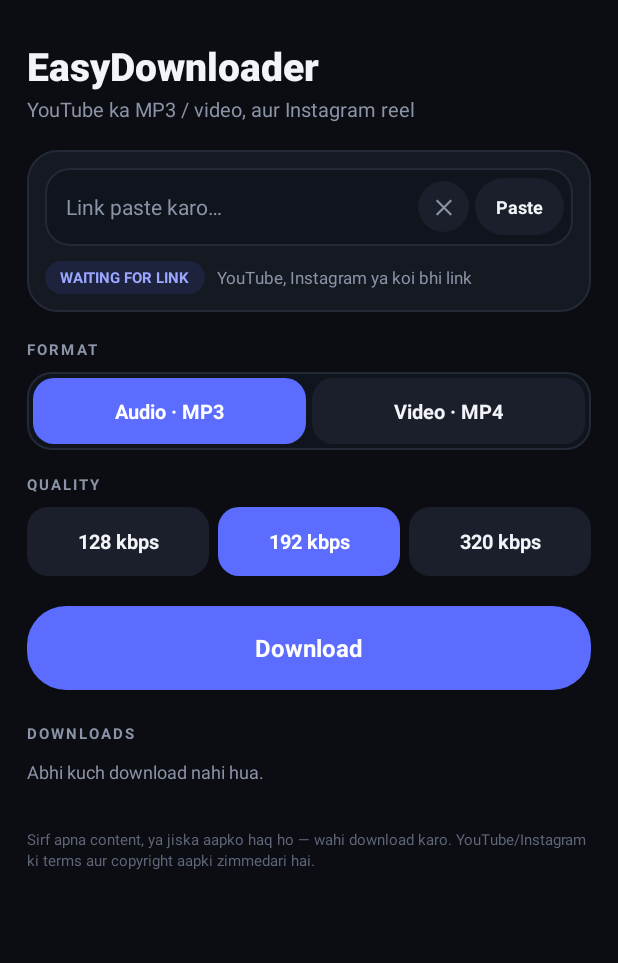
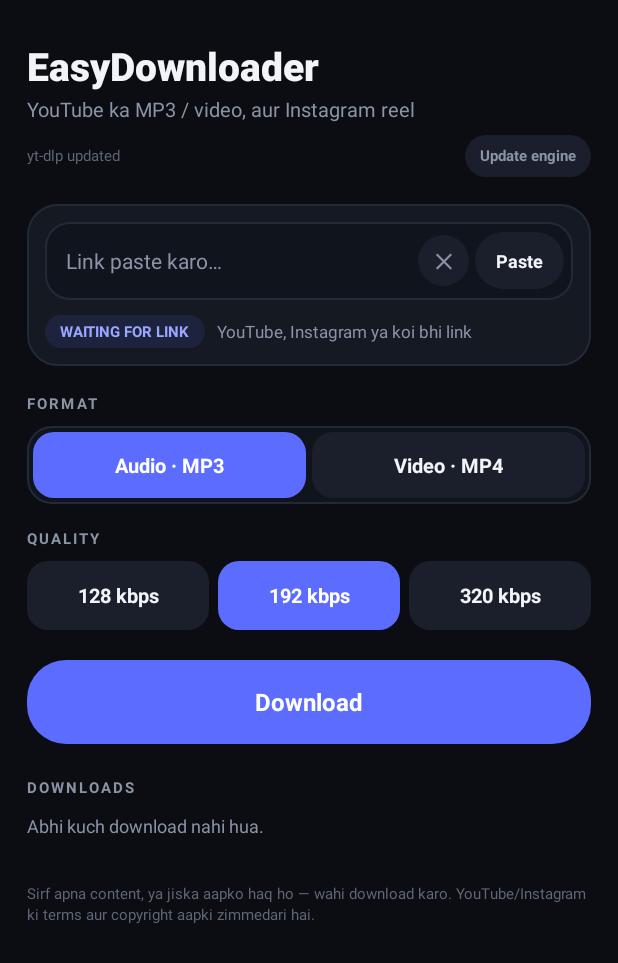
Before and after one commit to jatthemant-oss/easydownloader-, an Android app: the screen it shows after launch (MainActivity), on a phone screen of 412 x 824 dp. Shown: the top 963 px of the screen. Run offline under Robolectric (Android 15) with nearby library versions, the phone set to English and light mode, and no system bars; libraries missing offline, so code that uses them is left out: com.yausername.ffmpeg, com.yausername.youtubedl_android; 3 statements that could not run were skipped.

Commit message:
Retry without thumbnail/metadata, engine update button, full error

```diff
--- a/app/build.gradle
+++ b/app/build.gradle
@@ -12,7 +12,7 @@ android {
         minSdk 26
         targetSdk 28
         versionCode Integer.parseInt(System.getenv("GITHUB_RUN_NUMBER") ?: "1") + 300
-        versionName "1.1.0"
+        versionName "1.2.0"
         ndk { abiFilters 'arm64-v8a' }
     }
 
--- a/app/src/main/java/com/easydownloader/app/App.kt
+++ b/app/src/main/java/com/easydownloader/app/App.kt
@@ -2,13 +2,11 @@ package com.easydownloader.app
 
 import android.app.Application
 import android.content.Context
-import android.content.Context.MODE_PRIVATE
 import com.yausername.ffmpeg.FFmpeg
 import com.yausername.youtubedl_android.YoutubeDL
 
 /**
- * yt-dlp + ffmpeg ko ek hi baar load karta hai.
- * Download button tab tak dabata hai jab tak ye ready na ho.
+ * yt-dlp + ffmpeg ko ek hi baar load karta hai, aur yt-dlp ko update rakhta hai.
  */
 object Engine {
     @Volatile
@@ -19,6 +17,9 @@ object Engine {
     var error: String? = null
         private set
 
+    @Volatile
+    var note: String = "Engine shuru ho raha hai…"
+
     @Synchronized
     fun init(ctx: Context) {
         if (ready) return
@@ -27,20 +28,32 @@ object Engine {
             FFmpeg.getInstance().init(ctx)
             ready = true
             error = null
+            note = "Engine ready"
         } catch (e: Throwable) {
             error = e.message ?: "engine init failed"
+            note = "Engine fail: " + (e.message ?: "").take(80)
             return
         }
-        // yt-dlp ko din me ek baar update karte hain, taaki YouTube badalne par app chalti rahe
+        update(ctx, false)
+    }
+
+    /** yt-dlp ko naya version laata hai. force = true par roz ki limit ignore hoti hai. */
+    @Synchronized
+    fun update(ctx: Context, force: Boolean) {
         try {
-            val prefs = ctx.getSharedPreferences("easydl", MODE_PRIVATE)
+            val prefs = ctx.getSharedPreferences("easydl", Context.MODE_PRIVATE)
             val last = prefs.getLong("ytdlp_update", 0L)
-            if (System.currentTimeMillis() - last > 24L * 60L * 60L * 1000L) {
-                YoutubeDL.getInstance().updateYoutubeDL(ctx, YoutubeDL.UpdateChannel._STABLE)
-                prefs.edit().putLong("ytdlp_update", System.currentTimeMillis()).apply()
+            val day = 24L * 60L * 60L * 1000L
+            if (!force && System.currentTimeMillis() - last < day) {
+                note = "Engine ready"
+                return
             }
+            note = "yt-dlp update ho raha hai…"
+            YoutubeDL.getInstance().updateYoutubeDL(ctx, YoutubeDL.UpdateChannel._STABLE)
+            prefs.edit().putLong("ytdlp_update", System.currentTimeMillis()).apply()
+            note = "yt-dlp updated"
         } catch (e: Throwable) {
-            // internet nahi hai to purani yt-dlp se kaam chalega
+            note = "yt-dlp update fail: " + (e.message ?: "").take(70)
         }
     }
 }
--- a/app/src/main/java/com/easydownloader/app/MainActivity.kt
+++ b/app/src/main/java/com/easydownloader/app/MainActivity.kt
@@ -74,6 +74,14 @@ class MainActivity : AppCompatActivity() {
         b.chip3.setOnClickListener { pick(2) }
         b.btnDownload.setOnClickListener { start() }
 
+        b.btnUpdate.setOnClickListener {
+            b.engineInfo.text = "yt-dlp update ho raha hai…"
+            io.execute {
+                Engine.update(applicationContext, true)
+                ui.post { b.engineInfo.text = Engine.note }
+            }
+        }
+        ui.postDelayed({ b.engineInfo.text = Engine.note }, 1500)
         b.linkInput.setOnFocusChangeListener { _, _ -> detect() }
         setMode(true)
         pick(1)
@@ -240,21 +248,72 @@ class MainActivity : AppCompatActivity() {
         }
 
         io.execute {
-            var err: String? = null
+            var err: Throwable? = null
             try {
                 YoutubeDL.getInstance().execute(req, "easy-" + System.currentTimeMillis(), cb)
             } catch (e: Throwable) {
-                err = e.message ?: "download failed"
+                err = e
             }
+
+            // Pehli koshish me thumbnail/metadata embed fail ho jaye to bina uske dobara try karo
+            if (err != null && audioMode) {
+                ui.post { b.status.text = "Retry: bina thumbnail ke…" }
+                try {
+                    val r2 = buildRequest(url, dir, audioMode, false)
+                    YoutubeDL.getInstance().execute(r2, "easy2-" + System.currentTimeMillis(), cb)
+                    err = null
+                } catch (e: Throwable) {
+                    err = e
+                }
+            }
+
+            // Video me merge fail ho to best single file se try karo
+            if (err != null && !audioMode) {
+                ui.post { b.status.text = "Retry: single file…" }
+                try {
+                    val r3 = YoutubeDLRequest(url)
+                    r3.addOption("-o", File(dir, "%(title).80s.%(ext)s").absolutePath)
+                    r3.addOption("--no-mtime")
+                    r3.addOption("--no-playlist")
+                    r3.addOption("-f", "b[height<=$height]/b")
+                    YoutubeDL.getInstance().execute(r3, "easy3-" + System.currentTimeMillis(), cb)
+                    err = null
+                } catch (e: Throwable) {
+                    err = e
+                }
+            }
+
+            val msg = err?.message
             ui.post {
-                if (err == null) {
+                if (msg == null) {
                     val moved = export(startedAt)
                     finish(null, moved)
                 } else {
-                    finish(err, 0)
+                    finish(msg, 0)
                 }
             }
         }
+    }
+
+    private fun buildRequest(url: String, dir: File, audio: Boolean, embeds: Boolean): YoutubeDLRequest {
+        val req = YoutubeDLRequest(url)
+        req.addOption("-o", File(dir, "%(title).80s.%(ext)s").absolutePath)
+        req.addOption("--no-mtime")
+        req.addOption("--no-playlist")
+        if (audio) {
+            req.addOption("-x")
+            req.addOption("--audio-format", "mp3")
+            req.addOption("--audio-quality", "${kbps}K")
+            if (embeds) {
+                req.addOption("--embed-thumbnail")
+                req.addOption("--convert-thumbnails", "jpg")
+                req.addOption("--embed-metadata")
+            }
+        } else {
+            req.addOption("-f", "bv*[height<=$height]+ba/b[height<=$height]/b")
+            req.addOption("--merge-output-format", "mp4")
+        }
+        return req
     }
 
     /**
@@ -330,7 +389,7 @@ class MainActivity : AppCompatActivity() {
             ui.postDelayed({ b.progressBox.visibility = View.GONE }, 2500)
         } else {
             b.progressBar.progress = 0
-            b.status.text = "Fail: " + err.take(120)
+            b.status.text = "Fail: " + err.take(400)
             toast("Download fail hua")
         }
         refreshList()
--- a/app/src/main/res/layout/activity_main.xml
+++ b/app/src/main/res/layout/activity_main.xml
@@ -31,6 +31,40 @@
             android:text="YouTube ka MP3 / video, aur Instagram reel"
             android:textColor="@color/muted"
             android:textSize="13sp" />
+
+        <LinearLayout
+            android:layout_width="match_parent"
+            android:layout_height="wrap_content"
+            android:layout_marginTop="8dp"
+            android:gravity="center_vertical"
+            android:orientation="horizontal">
+
+            <TextView
+                android:id="@+id/engineInfo"
+                android:layout_width="0dp"
+                android:layout_height="wrap_content"
+                android:layout_weight="1"
+                android:ellipsize="end"
+                android:maxLines="1"
+                android:text="Engine shuru ho raha hai…"
+                android:textColor="#5E6678"
+                android:textSize="10sp" />
+
+            <TextView
+                android:id="@+id/btnUpdate"
+                android:layout_width="wrap_content"
+                android:layout_height="28dp"
+                android:background="@drawable/bg_pill"
+                android:clickable="true"
+                android:focusable="true"
+                android:gravity="center"
+                android:paddingStart="10dp"
+                android:paddingEnd="10dp"
+                android:text="Update engine"
+                android:textColor="@color/muted"
+                android:textSize="10sp"
+                android:textStyle="bold" />
+        </LinearLayout>
 
         <!-- LINK -->
         <LinearLayout
```
